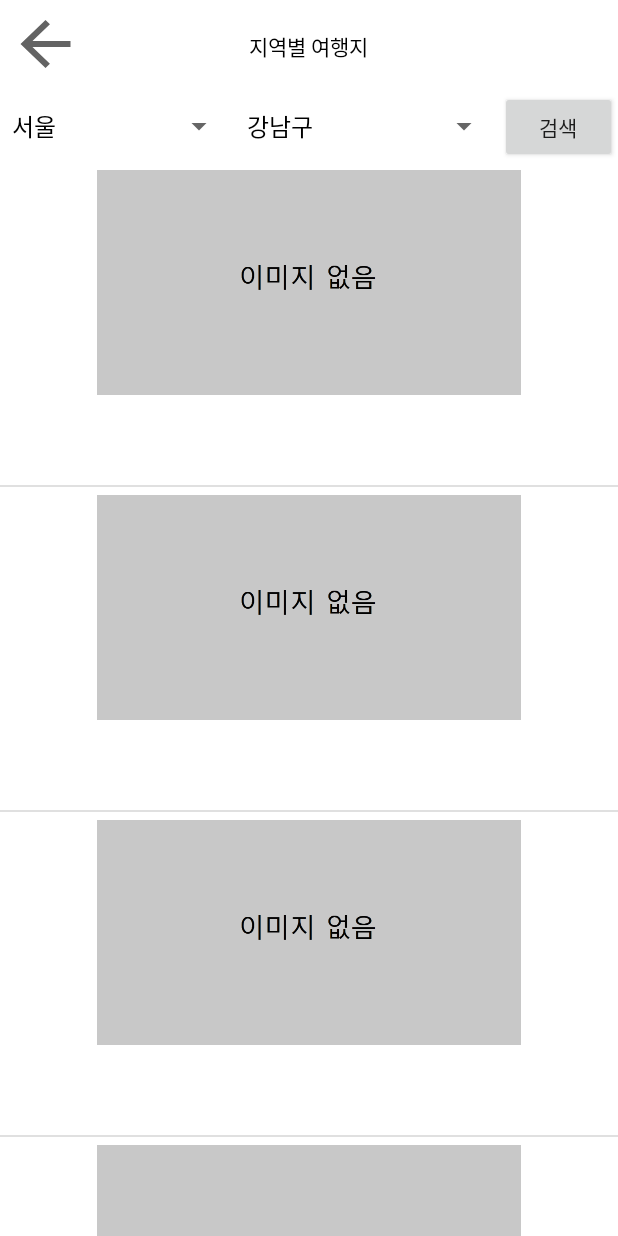
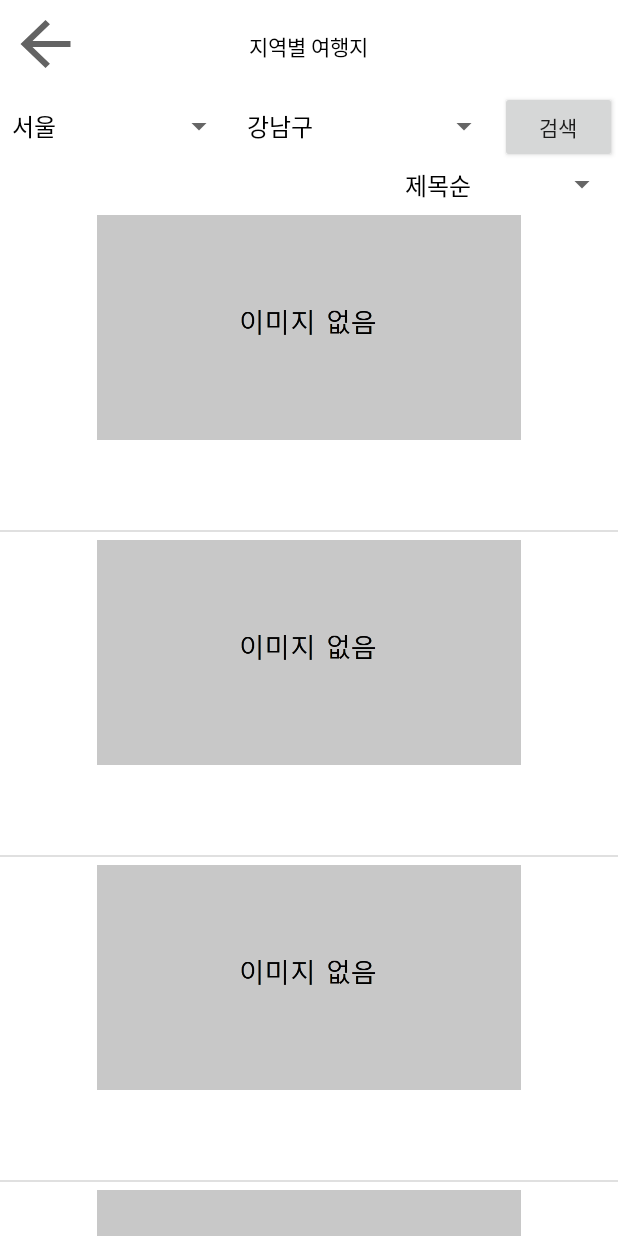
Before and after one commit to jSY49/Anywhere1, an Android app: the listOfareatrip screen opened directly, with no data from a screen before it, after a tap on "검색", on a phone screen of 412 x 824 dp. Run offline under Robolectric (Android 15) with nearby library versions, the phone set to English and light mode, and no system bars; our stand-ins replace Picasso; libraries missing offline, so code that uses them is left out: com.firebase.ui; pictures from the network do not load; 2 other taps on this screen came first.

Commit message:
파이어베이스,로그인,로그아웃,api키 숨기기, 지역별여행지 조회+지역스피너+정렬

```diff
--- a/app/src/main/java/com/example/whereever/ListViewAdapter.java
+++ b/app/src/main/java/com/example/whereever/ListViewAdapter.java
@@ -25,7 +25,6 @@ public class ListViewAdapter extends BaseAdapter {
     private ArrayList<ListViewItem> listViewItemList = new ArrayList<ListViewItem>() ;
     Context context;
 
-    private String[] imageUrls;
 
     // ListViewAdapter의 생성자
     public ListViewAdapter() {
--- a/app/src/main/java/com/example/whereever/TourApi_.java
+++ b/app/src/main/java/com/example/whereever/TourApi_.java
@@ -17,26 +17,32 @@ public class TourApi_ {
 
     String settingUrl="http://api.visitkorea.or.kr/openapi/service/rest/KorService/";
     String[][] arealist;
+    String totalcount;
 
     public TourApi_() {
         //String settingUrl="http://api.visitkorea.or.kr/openapi/service/rest/KorService/";
     }
     public TourApi_(String wantService) {
-        settingUrl += wantService + "?ServiceKey=" + BuildConfig.MY_API_KEY + "&numOfRows=10&pageNo=1&MobileOS=ETC&MobileApp=AppTest";
+        settingUrl += wantService + "?ServiceKey=" + BuildConfig.MY_API_KEY + "&numOfRows=30&pageNo=1&MobileOS=ETC&MobileApp=AppTest";
+    }
+    String gettotalcount(){
+        return totalcount;
     }
     String getUrl(){
-        //settingUrl += wantService + "?ServiceKey=" + BuildConfig.MY_API_KEY + "&numOfRows=17&pageNo=1&MobileOS=ETC&MobileApp=AppTest";
+        //settingUrl += wantService + "?ServiceKey=" + BuildConfig.MY_API_KEY + "&numOfRows=30&pageNo=1&MobileOS=ETC&MobileApp=AppTest";
         return settingUrl;
     }
-    String set_tourdataList_Url(String sp1,String sp2){
-        settingUrl += "&areaCode="+sp1+"&sigunguCode="+sp2+"&contentTypeId=12";//contentTypeId 12는 관광지
+
+    String set_tourdataList_Url(String sp1,String sp2,String srt){
+        settingUrl += "&areaCode="+sp1+"&sigunguCode="+sp2+"&contentTypeId=12"+"&arrange="+srt;//contentTypeId 12는 관광지   arrange는 정렬
+        Log.d("set_tourdataList_Url: ",settingUrl);
         return settingUrl;
     }
 
     //+ areaCode=??&sigunguCode=??
     String[][] get_area(String newUrl,String sp1,String sp2){
 
-        arealist= new String[3][10];
+        arealist= new String[3][30];
         int i=0,j=0,k=0;
         StringBuffer buffer=new StringBuffer();
 
@@ -80,10 +86,11 @@ public class TourApi_ {
                             xpp.next();
                             arealist[2][k]=xpp.getText();
                             k++;
-
                         }
-
-
+                        else if(tag.equals("totalCount")){
+                            xpp.next();
+                            totalcount=xpp.getText();
+                        }
                         break;
 
                     case XmlPullParser.TEXT:
@@ -110,6 +117,11 @@ public class TourApi_ {
         return arealist;
 
     }
+
+
+
+
+
 
 
 
--- a/app/src/main/java/com/example/whereever/listOfareatrip.java
+++ b/app/src/main/java/com/example/whereever/listOfareatrip.java
@@ -8,6 +8,7 @@ import android.view.View;
 import android.widget.AdapterView;
 import android.widget.ArrayAdapter;
 import android.widget.Button;
+import android.widget.LinearLayout;
 import android.widget.ListView;
 import android.widget.Spinner;
 import android.widget.TextView;
@@ -23,12 +24,19 @@ import java.util.ArrayList;
 public class listOfareatrip extends Activity {
 
     Button bckbtn,searchbtn;
-    String sp1,sp2;
-    ArrayAdapter<CharSequence> adspin1, adspin2;
+    String sp1="1",sp2="1",srt="O";
+    ArrayAdapter<CharSequence> adspin1, adspin2,adsortspin;
     String[][] arealist;
 
     Spinner spin1;
     Spinner spin2;
+    Spinner sortspin;
+
+    //리스트 뷰
+    ListView listview ;
+    ListViewAdapter adapter;
+
+
 
     @Override
     protected void onCreate(Bundle savedInstanceState) {
@@ -40,11 +48,10 @@ public class listOfareatrip extends Activity {
         //text=findViewById(R.id.testTv);
         spin1 = (Spinner)findViewById(R.id.spinner1);
         spin2 = (Spinner)findViewById(R.id.spinner2);
-        arealist= new String[3][10];
+        sortspin = (Spinner)findViewById(R.id.sortspinenr);
+        arealist= new String[3][30];
 
-        //리스트 뷰
-        ListView listview ;
-        ListViewAdapter adapter;
+
 
         // Adapter 생성
         adapter = new ListViewAdapter() ;
@@ -59,6 +66,12 @@ public class listOfareatrip extends Activity {
         adspin1.setDropDownViewResource(android.R.layout.simple_spinner_dropdown_item);
         spin1.setAdapter(adspin1);
 
+        adsortspin = ArrayAdapter.createFromResource(this, R.array.sort_list, android.R.layout.simple_spinner_dropdown_item);
+        adsortspin.setDropDownViewResource(android.R.layout.simple_spinner_dropdown_item);
+        sortspin.setAdapter(adsortspin);
+
+
+       // runthread();
 
         spin1.setOnItemSelectedListener(new AdapterView.OnItemSelectedListener() {
             @Override
@@ -89,6 +102,31 @@ public class listOfareatrip extends Activity {
         });
 
 
+        sortspin.setOnItemSelectedListener(new AdapterView.OnItemSelectedListener() {
+
+            @Override
+            public void onItemSelected(AdapterView<?> adapterView, View view, int i, long l) {
+                if(adsortspin.getItem(i).equals("제목순")){
+                    srt="O";
+                }
+                else if(adsortspin.getItem(i).equals("조회순")){
+                    srt="P";
+                }
+                else if(adsortspin.getItem(i).equals("수정일순")){
+                    srt="Q";
+                }
+                else if(adsortspin.getItem(i).equals("생성일순")){
+                    srt="R";
+                }
+                runthread();
+            }
+            @Override
+            public void onNothingSelected(AdapterView<?> adapterView) {
+            }
+        });
+
+
+
         //ArrayAdapter adapter = new ArrayAdapter(this, android.R.layout.simple_list_item_1, LIST_MENU) ;
 
         //검색 버튼
@@ -97,41 +135,8 @@ public class listOfareatrip extends Activity {
 
             @Override
             public void onClick(View view) {
+                runthread();
 
-                TourApi_ tourapi=new TourApi_("areaBasedList");
-                tourapi.set_tourdataList_Url(sp1,sp2);
-                String get_Url=tourapi.getUrl();
-
-                adapter.clearAll();
-
-
-                new Thread(new Runnable() {
-
-                    @Override
-                    public void run() {
-                        // TODO Auto-generated method stub
-                        arealist= tourapi.get_area(get_Url,sp1,sp2);
-
-
-
-                        runOnUiThread(new Runnable() {
-                            @Override
-                            public void run() {
-                                // TODO Auto-generated method stub
-                                //아이템 추가.
-
-                                for(int i=0;i<10;i++){
-                                    adapter.addItem(new ListViewItem(arealist[0][i],arealist[1][i],arealist[2][i])) ;
-
-                                }
-                                listview.setAdapter(adapter);
-
-
-                            }
-                        });
-
-                    }
-                }).start();
             }
         });
 
@@ -154,44 +159,52 @@ public class listOfareatrip extends Activity {
                 // TODO : use item data.
             }
         }) ;
+//Button button = new Button(this);
+//    View.addView(button);
 
 
 
-//        TourApi_ api_areaCode=new TourApi_("areaCode");
-//        String get_Url=api_areaCode.getUrl("areaCode");
+    }
+    public void runthread(){
+        TourApi_ tourapi=new TourApi_("areaBasedList");
+        tourapi.set_tourdataList_Url(sp1,sp2,srt);
+        String get_Url=tourapi.getUrl();
+
+        Log.d("set_tourdataList_getURL",get_Url);
+        adapter.clearAll(); //리스트 뷰를 모두 지우는 함수 호출
+
+
+        new Thread(new Runnable() {
+
+            @Override
+            public void run() {
+                // TODO Auto-generated method stub
+                arealist= tourapi.get_area(get_Url,sp1,sp2);
 
 
 
-//        //테스트 버튼
-//        btntest.setOnClickListener(new View.OnClickListener(){
-//            @Override
-//            public void onClick(View view) {
-//                TourApi_ tourapi=new TourApi_("areaCode");
-//                String get_Url=tourapi.getUrl("areaCode");
-//                new Thread(new Runnable() {
-//
-//                    @Override
-//                    public void run() {
-//                        // TODO Auto-generated method stub
-//                        data= tourapi.TestgetXmlData(get_Url,"areaCode");
-//
-//
-//                        runOnUiThread(new Runnable() {
-//                            @Override
-//                            public void run() {
-//                                // TODO Auto-generated method stub
-//                                text.setText(data); //TextView에 문자열  data 출력
-//
-//                            }
-//                        });
-//
-//                    }
-//                }).start();
-//            }
-//        });
+                runOnUiThread(new Runnable() {
+                    @Override
+                    public void run() {
+                        // TODO Auto-generated method stub
+                        //아이템 추가.
+
+                        for(int i=0;i<30;i++){
+                            adapter.addItem(new ListViewItem(arealist[0][i],arealist[1][i],arealist[2][i])) ;
+                        }
+                        listview.setAdapter(adapter);
 
 
+                        //페이지 이동 버튼
+
+
+                    }
+                });
+
+            }
+        }).start();
     }
+
     public void scndSpinner(int i){
 
         int whichone=R.array.second_seoul;  //기본
--- a/app/src/main/res/layout/areatrip.xml
+++ b/app/src/main/res/layout/areatrip.xml
@@ -57,15 +57,35 @@
             </TableRow>
         </TableLayout>
 
+        <Spinner
+            android:id="@+id/sortspinenr"
+            android:layout_width="150dp"
+            android:layout_height="30dp"
+            android:layout_below="@+id/tableLy"
+            android:layout_alignParentRight="true"
+            android:spinnerMode="dropdown"
+            android:popupBackground="@color/white"
+            />
+
         <ListView
             android:id="@+id/listview1"
-            android:layout_below="@+id/tableLy"
             android:layout_width="match_parent"
-            android:layout_height="match_parent" />
+            android:layout_height="match_parent"
+            android:layout_below="@+id/sortspinenr" />
+
+
 
     </RelativeLayout>
 
 
+    <Button
+        android:id="@+id/morebtn"
+        android:layout_width="match_parent"
+        android:layout_height="30dp"
+        android:layout_below="@+id/relay2"
+        android:text="더보기"
+        android:gravity="center"
+        />
 
 
 </RelativeLayout>
--- a/app/src/main/res/values/array.xml
+++ b/app/src/main/res/values/array.xml
@@ -296,6 +296,12 @@
         <item>제주시</item>
     </string-array>
 
+    <string-array name="sort_list">
+        <item>제목순</item>
+        <item>조회순</item>
+        <item>수정일순</item>
+        <item>생성일순</item>
+    </string-array>
 
 
 </resources>
```
